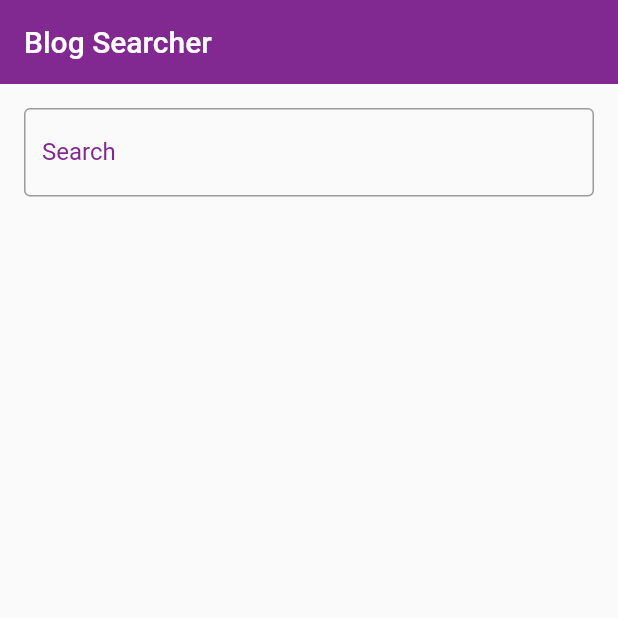
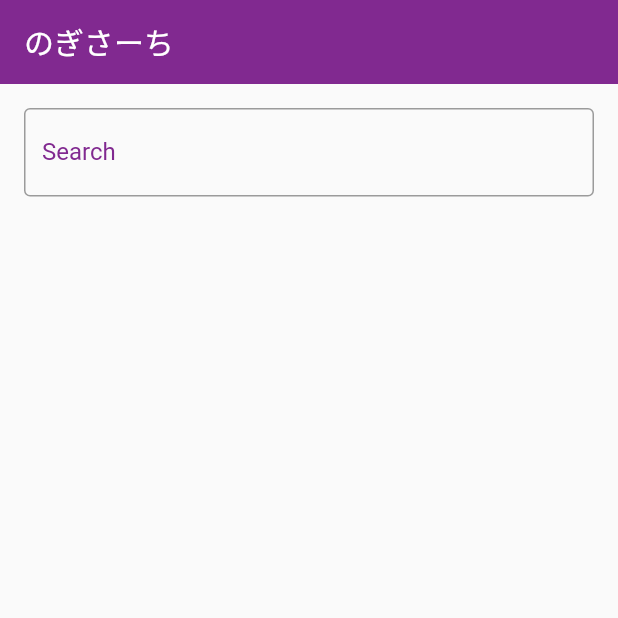
Before and after one commit to kqns91/search_app, a Flutter app: the screen it shows after launch, on a phone screen of 412 x 824 dp, the top half of it. Run offline on Flutter 3.47's test engine with Material 2 defaults, Android fonts, the phone set to English and light mode, and no system bars; missing offline and left inert: dart:ffi, flutter_webview_plugin.

Commit message:
[Change] AppBarタイトル変更

```diff
--- a/lib/main.dart
+++ b/lib/main.dart
@@ -51,7 +51,7 @@ class _MyAppState extends State<MyApp> {
       title: 'Blog Searcher',
       home: Scaffold(
         appBar: AppBar(
-          title: const Text('Blog Searcher'),
+          title: const Text('のぎさーち'),
           backgroundColor: const Color(0xFF812990),
           elevation: 0,
         ),
```
